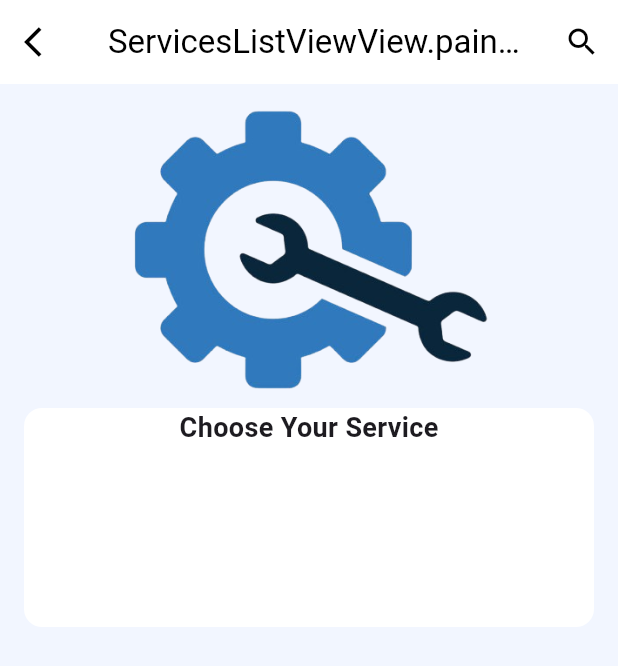
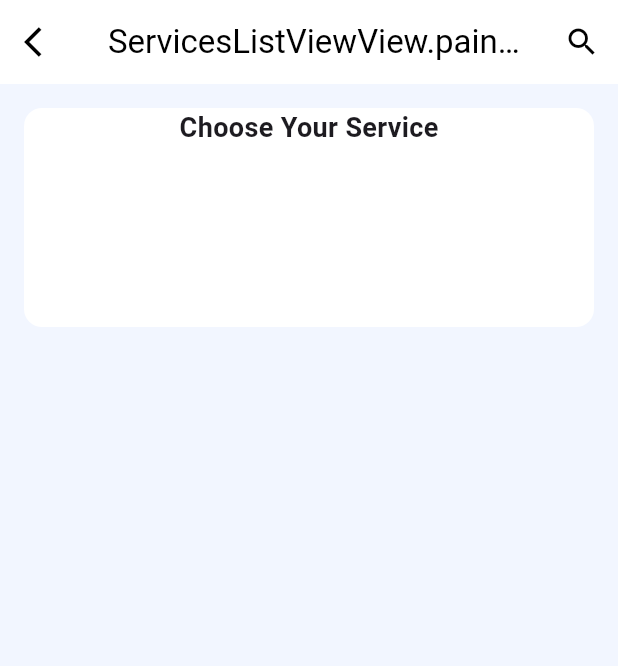
Before and after one commit to youssefemadeldn/Manfaz-Client, a Flutter app: the ServicesListViewView screen opened directly with empty values, on a phone screen of 412 x 824 dp. Shown: the top 666 px of the screen. Run offline on Flutter 3.47's test engine with Material 3 defaults, Android fonts, the phone set to English and light mode, and no system bars; our stand-ins replace bloc, buttons_tabbar, cached_network_image, connectivity_plus, dartz, dio and 11 more.

Commit message:
home api & l=serviceListViewView

```diff
--- a/lib/features/services_list_view_view/presentation/views/services_list_view_view.dart
+++ b/lib/features/services_list_view_view/presentation/views/services_list_view_view.dart
@@ -38,15 +38,15 @@ class ServicesListViewView extends StatelessWidget {
         child: ListView(
           physics: const BouncingScrollPhysics(),
           children: [
-            Container(
-              padding: EdgeInsets.only(bottom: 12),
-              height: 200,
-              child: Center(
-                child: Image.asset(
-                  'assets/images/resized_services.png',
-                ),
-              ),
-            ),
+            // Container(
+            //   padding: EdgeInsets.only(bottom: 12),
+            //   height: 200,
+            //   child: Center(
+            //     child: Image.asset(
+            //       'assets/images/resized_services.png',
+            //     ),
+            //   ),
+            // ),
             ChooseYourService(
               servicesList: servicesList,
             ),
--- a/lib/features/services_list_view_view/presentation/widgets/choose_your_service_card_item.dart
+++ b/lib/features/services_list_view_view/presentation/widgets/choose_your_service_card_item.dart
@@ -1,4 +1,3 @@
-import 'package:easy_localization/easy_localization.dart';
 import 'package:flutter/material.dart';
 import 'package:manfaz/core/theme/app_colors.dart';
 import '../../../tabs/home_tab/data/models/services_based_on_category_model.dart';
@@ -27,7 +26,7 @@ class ChooseYourServiceCardItem extends StatelessWidget {
               // ],
             ),
             child: Center(
-                child: Image.network(serviceModel.imageUrl??'null', height: 40)),
+                child: Image.network(serviceModel.iconUrl??'null', height: 40)),
           ),
           SizedBox(height: 5),
           Text(serviceModel.name??'null',
--- a/lib/features/services_list_view_view/presentation/widgets/service_poster_details.dart
+++ b/lib/features/services_list_view_view/presentation/widgets/service_poster_details.dart
@@ -54,10 +54,12 @@ class ServicePosterDetails extends StatelessWidget {
           child: Column(
             children: [
               ClipRRect(
+
                 borderRadius: BorderRadius.vertical(top: Radius.circular(12)),
+
                 child: Image.network(
                   serviceModel.imageUrl??'null',
-                  height: 120,
+                  height: 200,
                   width: double.infinity,
                   fit: BoxFit.cover,
                   errorBuilder: (context, error, stackTrace) => Image.asset(
--- a/lib/features/tabs/home_tab/data/models/services_based_on_category_model.dart
+++ b/lib/features/tabs/home_tab/data/models/services_based_on_category_model.dart
@@ -4,7 +4,8 @@ class ServicesBasedOnCategoryModel {
   int? code;
   List<ServiceModel>? data;
 
-  ServicesBasedOnCategoryModel({this.status, this.message, this.code, this.data});
+  ServicesBasedOnCategoryModel(
+      {this.status, this.message, this.code, this.data});
 
   ServicesBasedOnCategoryModel.fromJson(Map<String, dynamic> json) {
     status = json['status'];
@@ -41,6 +42,13 @@ class ServiceModel {
   int? duration;
   bool? availability;
   String? imageUrl;
+  String? iconUrl;
+  int? rating;
+  int? ratingCount;
+  Null? warranty;
+  bool? installmentAvailable;
+  Null? installmentMonths;
+  Null? monthlyInstallment;
   String? createdAt;
   String? updatedAt;
 
@@ -55,10 +63,17 @@ class ServiceModel {
       this.duration,
       this.availability,
       this.imageUrl,
+      this.iconUrl,
+      this.rating,
+      this.ratingCount,
+      this.warranty,
+      this.installmentAvailable,
+      this.installmentMonths,
+      this.monthlyInstallment,
       this.createdAt,
       this.updatedAt});
 
-  ServiceModel.fromJson(Map<String, dynamic> json) {
+   ServiceModel.fromJson(Map<String, dynamic> json) {
     id = json['id'];
     name = json['name'];
     slug = json['slug'];
@@ -69,6 +84,13 @@ class ServiceModel {
     duration = json['duration'];
     availability = json['availability'];
     imageUrl = json['imageUrl'];
+    iconUrl = json['iconUrl'];
+    rating = json['rating'];
+    ratingCount = json['ratingCount'];
+    warranty = json['warranty'];
+    installmentAvailable = json['installmentAvailable'];
+    installmentMonths = json['installmentMonths'];
+    monthlyInstallment = json['monthlyInstallment'];
     createdAt = json['createdAt'];
     updatedAt = json['updatedAt'];
   }
@@ -85,6 +107,13 @@ class ServiceModel {
     data['duration'] = this.duration;
     data['availability'] = this.availability;
     data['imageUrl'] = this.imageUrl;
+    data['iconUrl'] = this.iconUrl;
+    data['rating'] = this.rating;
+    data['ratingCount'] = this.ratingCount;
+    data['warranty'] = this.warranty;
+    data['installmentAvailable'] = this.installmentAvailable;
+    data['installmentMonths'] = this.installmentMonths;
+    data['monthlyInstallment'] = this.monthlyInstallment;
     data['createdAt'] = this.createdAt;
     data['updatedAt'] = this.updatedAt;
     return data;
--- a/lib/features/tabs/home_tab/presentation/view/home_tab.dart
+++ b/lib/features/tabs/home_tab/presentation/view/home_tab.dart
@@ -5,6 +5,7 @@ import 'package:manfaz/core/theme/app_colors.dart';
 import 'package:manfaz/features/tabs/home_tab/data/models/home_tab_model.dart';
 import 'package:manfaz/features/tabs/home_tab/presentation/controller/home_tab_cubit/home_tab_cubit.dart';
 import '../../../../../core/di/di.dart';
+import '../../data/models/services_based_on_category_model.dart';
 import '../widgets/home_search_bar_widget.dart';
 import '../widgets/states/home_tab_error.dart';
 import '../widgets/states/home_tab_shimmer_loading.dart';
@@ -63,6 +64,8 @@ class HomeTab extends StatelessWidget {
                         .toList();
                     var serviceList = allList
                         ?.where((element) => element.type == 'service')
+                        .map( (allList) =>
+                            ServiceModel.fromJson(allList.toJson()))
                         .toList();
 
                     return HomeTabSuccess(
```
Also changed, not shown: lib/core/helper/dialog_helper.dart (+7 -2 lines), lib/features/tabs/home_tab/presentation/widgets/home_bottom_sheet_child_widget.dart (+4 -3 lines), lib/features/tabs/home_tab/presentation/widgets/items/service_card_item.dart (+5 -4 lines), lib/features/tabs/home_tab/presentation/widgets/states/home_tab_success.dart (+7 -2 lines).
